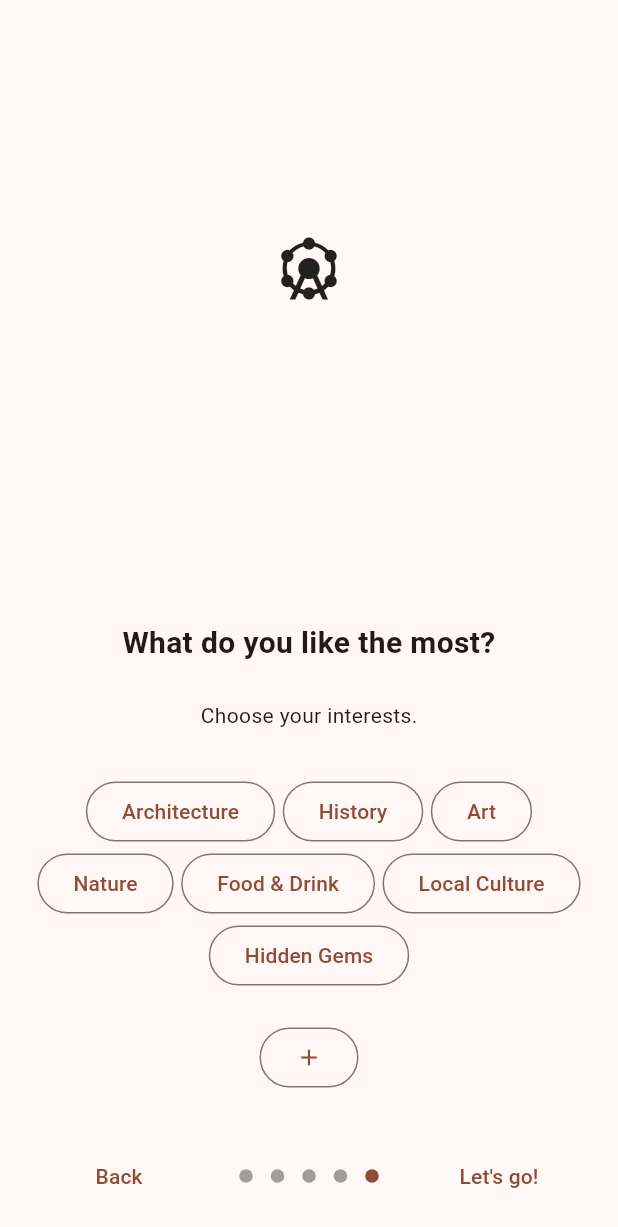
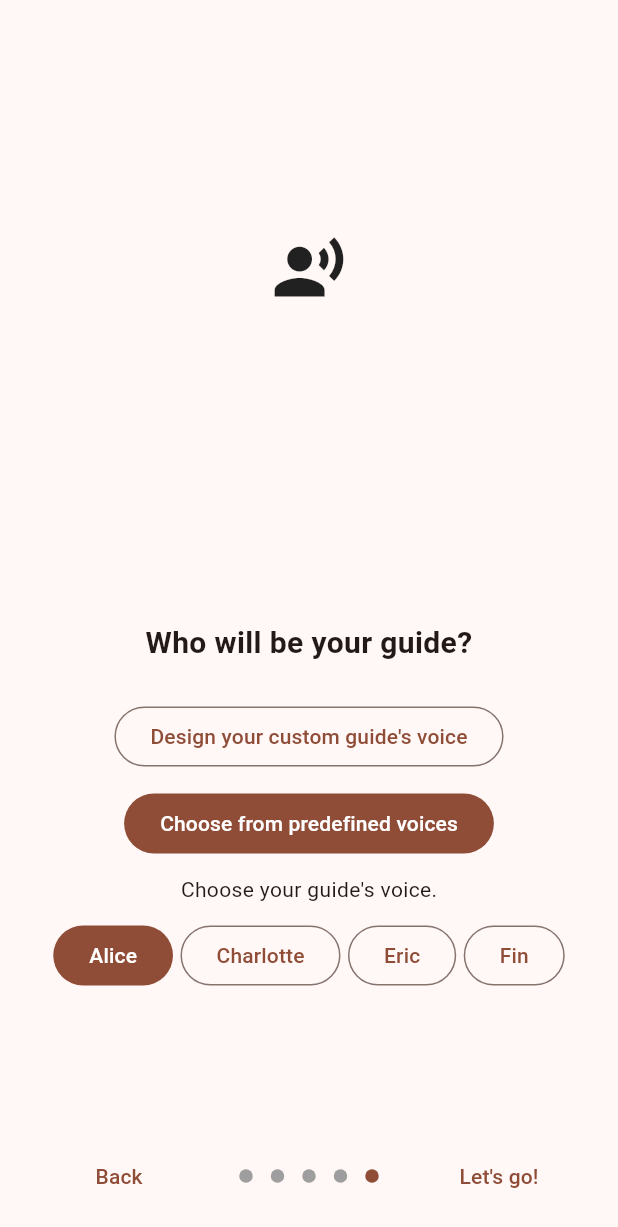
Before and after one commit to fimpro/ElevenLabsChallenge, a Flutter app: the screen it shows after launch, swiped to page 5, on a phone screen of 412 x 824 dp. Shown: the top 1227 px of the screen. Run offline on Flutter 3.47's test engine with Material 3 defaults, Android fonts, the phone set to English and light mode, and no system bars; drawn by our look-alikes of group_button, introduction_screen; our stand-ins replace flutter_bloc, flutter_map, fluttertoast, geocoding, geolocator, just_audio and 2 more; missing offline and left inert: dart:js_interop, event, flutter_map_animations, flutter_map_cancellable_tile_provider, flutter_map_location_marker.

Commit message:
Add voice designer, propably very buggy

```diff
--- a/sightseeing_app/lib/main.dart
+++ b/sightseeing_app/lib/main.dart
@@ -1,6 +1,7 @@
 import 'package:flutter/foundation.dart';
 import 'package:flutter/material.dart';
 import 'package:flutter_bloc/flutter_bloc.dart';
+import 'package:sightseeing_app/pages/custom_voice.dart';
 import 'package:sightseeing_app/pages/map/map.dart';
 import 'package:sightseeing_app/pages/start_new.dart';
 import 'package:sightseeing_app/services/demo_ui/demo_ui.dart';
@@ -36,6 +37,7 @@ class _MyAppState extends State<MyApp> {
           initialRoute: '/',
           routes: {
             '/': (context) => const StartScreen(),
+            '/custom-voice': (context) => CustomVoicePage(),
             '/map': (context) => MultiBlocProvider(providers: [
                   BlocProvider(create: (_) => AudioCubit()),
                   BlocProvider(create: (_) => POICubit()),
--- a/sightseeing_app/lib/models/config.dart
+++ b/sightseeing_app/lib/models/config.dart
@@ -1,14 +1,26 @@
 class ConfigState {
-  final String voice;
+  final String voiceId;
+  final bool isCustomVoice;
   final String emotions;
   final List<String> preferences;
   final String language;
 
-  ConfigState({required this.voice, required this.emotions, required this.language, this.preferences = const []});
+  ConfigState(
+      {required this.voiceId,
+      required this.isCustomVoice,
+      required this.emotions,
+      required this.language,
+      this.preferences = const []});
 
-  ConfigState copyWith({String? voice, String? emotions, List<String>? preferences, String? language}) {
+  ConfigState copyWith(
+      {String? voiceId,
+      bool? isCustomVoice,
+      String? emotions,
+      List<String>? preferences,
+      String? language}) {
     return ConfigState(
-      voice: voice ?? this.voice,
+      voiceId: voiceId ?? this.voiceId,
+      isCustomVoice: isCustomVoice ?? this.isCustomVoice,
       emotions: emotions ?? this.emotions,
       preferences: preferences ?? this.preferences,
       language: language ?? this.language,
@@ -17,7 +29,7 @@ class ConfigState {
 
   Map<String, dynamic> toJson() {
     return {
-      'voice': voice,
+      'voice_id': voiceId,
       'emotions': emotions,
       'preferences': preferences,
       'language': language,
--- a/sightseeing_app/lib/pages/map/top_panel.dart
+++ b/sightseeing_app/lib/pages/map/top_panel.dart
@@ -61,7 +61,7 @@ class TopPanel extends StatelessWidget {
                                   style: Theme.of(context).textTheme.titleLarge,
                                 ),
                           const SizedBox(height: 4),
-                          Text('${config.voice} • ${config.emotions}',
+                          Text('${getVoiceName(config.voiceId)} • ${config.emotions}',
                               style: Theme.of(context).textTheme.bodySmall),
                         ],
                       ),
--- a/sightseeing_app/lib/pages/start.dart
+++ b/sightseeing_app/lib/pages/start.dart
@@ -88,11 +88,11 @@ class _StartScreenState extends State<StartScreen> {
                         style: Theme.of(context).textTheme.titleMedium),
                     const SizedBox(height: 5),
                     ButtonGroupSelect<String>(
-                      items: voices,
+                      items: voiceNames,
                       builder: (item, context) => Text(item),
-                      selectedIndex: voices.indexOf(config.voice),
+                      selectedIndex: voiceIds.indexOf(config.voiceId),
                       onSelected: (index, item) {
-                        context.read<ConfigCubit>().setVoice(item);
+                        context.read<ConfigCubit>().setVoiceId(voiceIds[index]);
                       },
                     ),
                     const SizedBox(height: 25),
--- a/sightseeing_app/lib/pages/start_new.dart
+++ b/sightseeing_app/lib/pages/start_new.dart
@@ -17,7 +17,8 @@ class StartScreen extends StatefulWidget {
 }
 
 class _StartScreenState extends State<StartScreen> {
-  final TextEditingController _addPreferenceController = TextEditingController();
+  final TextEditingController _addPreferenceController =
+      TextEditingController();
 
   Future<void> _checkLocation() async {
     try {
@@ -32,10 +33,15 @@ class _StartScreenState extends State<StartScreen> {
   }
 
   Future<void> _startApp() async {
-    await _checkLocation();
+    var config = context.read<ConfigCubit>();
     if (!mounted) return;
 
-    var config = context.read<ConfigCubit>();
+    if (config.state.isCustomVoice){
+      Navigator.of(context).pushNamed('/custom-voice');
+      return;
+    }
+
+    await _checkLocation();
     if (!mounted) return;
 
     await tryApi(() => apiController.createToken(config.state), doThrow: true);
@@ -83,26 +89,6 @@ class _StartScreenState extends State<StartScreen> {
             ),
           ),
           PageViewModel(
-            title: "Who will be your guide?",
-            bodyWidget: Column(
-              children: [
-                const Text("Choose your guide's voice."),
-                const SizedBox(height: 30),
-                ButtonGroupSelect<String>(
-                  items: voices,
-                  builder: (item, context) => Text(item),
-                  selectedIndex: voices.indexOf(config.voice),
-                  onSelected: (index, item) {
-                    context.read<ConfigCubit>().setVoice(item);
-                  },
-                ),
-              ],
-            ),
-            image: const Center(
-              child: Icon(Icons.record_voice_over, size: 50.0),
-            ),
-          ),
-          PageViewModel(
             title: "How are you feeling today?",
             bodyWidget: Column(
               children: [
@@ -138,8 +124,9 @@ class _StartScreenState extends State<StartScreen> {
                     onSelectedMultiple: (indexes) {
                       context.read<ConfigCubit>().setPreferences(
                           indexes.map((x) => preferences[x]).toList());
-                      for(var i = preferences.length - 1; i >= 0; i--) {
-                        if(!indexes.contains(i) && !predefinedPreferences.contains(preferences[i])) {
+                      for (var i = preferences.length - 1; i >= 0; i--) {
+                        if (!indexes.contains(i) &&
+                            !predefinedPreferences.contains(preferences[i])) {
                           preferences.removeAt(i);
                         }
                       }
@@ -156,7 +143,8 @@ class _StartScreenState extends State<StartScreen> {
                                     .copyWith(
                                         bottom: MediaQuery.of(context)
                                                 .viewInsets
-                                            .bottom + 30),
+                                                .bottom +
+                                            30),
                                 child: Column(
                                   mainAxisSize: MainAxisSize.min,
                                   children: [
@@ -169,22 +157,26 @@ class _StartScreenState extends State<StartScreen> {
                                       autofocus: true,
                                       controller: _addPreferenceController,
                                       decoration: const InputDecoration(
-                                    labelText: 'e.g. I would love to visit local markets',
+                                        labelText:
+                                            'e.g. I would love to visit local markets',
                                         border: OutlineInputBorder(),
                                       ),
                                     ),
                                     Row(
-                                  mainAxisAlignment:
-                                      MainAxisAlignment.end,
+                                      mainAxisAlignment: MainAxisAlignment.end,
                                       children: [
                                         FilledButton(
                                             onPressed: () {
-                                          preferences.add(_addPreferenceController.text);
+                                              preferences.add(
+                                                  _addPreferenceController
+                                                      .text);
                                               context
                                                   .read<ConfigCubit>()
                                                   .addPreference(
-                                                  _addPreferenceController.text);
-                                          _addPreferenceController.text = '';
+                                                      _addPreferenceController
+                                                          .text);
+                                              _addPreferenceController.text =
+                                                  '';
                                               Navigator.of(context).pop();
                                             },
                                             child: const Text('Add')),
@@ -201,6 +193,67 @@ class _StartScreenState extends State<StartScreen> {
               child: Icon(Icons.attractions, size: 50.0),
             ),
           ),
+          PageViewModel(
+            title: "Who will be your guide?",
+            bodyWidget: Column(
+              children: [
+                context.watch<ConfigCubit>().state.isCustomVoice
+                    ? FilledButton(
+                        onPressed: () {},
+                        child: Text("Design your custom guide's voice"),
+                      )
+                    : OutlinedButton(
+                        onPressed: () {
+                          setState(() {
+                            context.read<ConfigCubit>().setIsCustomVoice(true);
+                          });
+                        },
+                        child: Text("Design your custom guide's voice"),
+                      ),
+                const SizedBox(height: 10),
+                !context.watch<ConfigCubit>().state.isCustomVoice
+                    ? FilledButton(
+                        onPressed: () {},
+                        child: Text("Choose from predefined voices"),
+                      )
+                    : OutlinedButton(
+                        onPressed: () {
+                          setState(() {
+                            context.read<ConfigCubit>().setIsCustomVoice(false);
+                          });
+                        },
+                        child: Text("Choose from predefined voices"),
+                      ),
+                const SizedBox(height: 10),
+                AnimatedSwitcher(
+                  duration: const Duration(milliseconds: 300),
+                  transitionBuilder: (child, animation) {
+                    return ScaleTransition(scale: animation, child: child);
+                  },
+                  child: config.isCustomVoice
+                      ? null
+                      : Column(
+                          key: const ValueKey('readyVoice'),
+                          children: [
+                            const Text("Choose your guide's voice."),
+                            const SizedBox(height: 10),
+                            ButtonGroupSelect<String>(
+                              items: voiceNames,
+                              builder: (item, context) => Text(item),
+                              selectedIndex: voiceIds.indexOf(config.voiceId),
+                              onSelected: (index, item) {
+                                context.read<ConfigCubit>().setVoiceId(voiceIds[index]);
+                              },
+                            ),
+                          ],
+                        ),
+                ),
+              ],
+            ),
+            image: const Center(
+              child: Icon(Icons.record_voice_over, size: 50.0),
+            ),
+          ),
         ],
       ),
     );
--- a/sightseeing_app/lib/services/api.dart
+++ b/sightseeing_app/lib/services/api.dart
@@ -3,6 +3,7 @@ import 'dart:async';
 import 'package:flutter/foundation.dart';
 import 'package:fluttertoast/fluttertoast.dart';
 import 'package:http/http.dart' as http;
+import 'package:sightseeing_app/state/voice_config.dart';
 import 'dart:convert';
 
 import '../models/config.dart';
@@ -18,6 +19,55 @@ class CreateTokenResponse {
     return CreateTokenResponse(
       token: json['token'] as String,
       ok: json['ok'] as bool,
+    );
+  }
+}
+
+class CreatePreviewsResponse {
+  final String voice_api_id;
+
+  CreatePreviewsResponse({required this.voice_api_id});
+
+  factory CreatePreviewsResponse.fromJson(Map<String, dynamic> json) {
+    return CreatePreviewsResponse(
+      voice_api_id: json['voice_api_id'] as String,
+    );
+  }
+}
+
+class CreateVoiceResponse {
+  final String voice_id;
+
+  CreateVoiceResponse({required this.voice_id});
+
+  factory CreateVoiceResponse.fromJson(Map<String, dynamic> json) {
+    return CreateVoiceResponse(
+      voice_id: json['voice_id'] as String,
+    );
+  }
+}
+
+class PreviewModel {
+  final String id;
+  final String voice_id;
+
+  PreviewModel({required this.id, required this.voice_id});
+}
+
+class VoicePreviewsResponse {
+  final bool done;
+  final List<PreviewModel> previews;
+
+  VoicePreviewsResponse({required this.done, required this.previews});
+
+  factory VoicePreviewsResponse.fromJson(Map<String, dynamic> json) {
+    var previews = (json['previews'] as List)
+        .map((e) => PreviewModel(id: e['id'], voice_id: e['voice_id']))
+        .toList();
+
+    return VoicePreviewsResponse(
+      done: json['done'] as bool,
+      previews: previews,
     );
   }
 }
@@ -86,6 +136,7 @@ class ApiController {
   String? token;
   Timer? _interval;
   String? lastAudioId;
+  String? voiceApiId;
   bool hasNewAudio = false;
 
   ApiController(this.baseUrl);
@@ -100,6 +151,24 @@ class ApiController {
     token = data.token;
     lastAudioId = null;
     hasNewAudio = false;
+  }
+
+  Future<void> createPreviews(VoiceConfig config) async {
+    var data = await post("/custom_voice", config.toJson(), CreatePreviewsResponse.fromJson);
+
+    voiceApiId = data.voice_api_id;
+  }
+
+  Future<String> createVoice(String voiceId) async {
+    var data = await post("/custom_voice/create", {"voice_id": voiceId}, CreateVoiceResponse.fromJson);
+
+    return data.voice_id;
+  }
+
+  Future<VoicePreviewsResponse> getCustomVoicePreviews() async {
+    var data = await get("/custom_voice/${voiceApiId}",VoicePreviewsResponse.fromJson);
+
+    return data;
   }
 
   Future<UpdateResponse> updateLocation(UpdateRequest request) async {
@@ -121,6 +190,20 @@ class ApiController {
   Future<ExistsResponse> fetchInfo() async {
     var request = ExistsRequest(lastAudioId);
     var data = await post("/info", request.toJson(), ExistsResponse.fromJson);
+
+    return data;
+  }
+
+  Future<T> get<T>(String path, T Function(Map<String, dynamic>) fromJson) async {
+    var response = await http.get(Uri.parse("$baseUrl$path"),
+        headers: {
+          "Authorization": "Bearer $token",
+          "Content-Type": "application/json"
+        },
+    );
+    print('$path response: ${response.body}');
+    var json = jsonDecode(utf8.decode(response.bodyBytes));
+    var data = fromJson(json);
 
     return data;
   }
--- a/sightseeing_app/lib/state/config.dart
+++ b/sightseeing_app/lib/state/config.dart
@@ -2,12 +2,17 @@ import 'package:flutter_bloc/flutter_bloc.dart';
 
 import '../models/config.dart';
 
-final voices = [
-  "Anna",
-  "Charlotte",
-  "Eric",
-  "Fin"
-];
+final voiceNames = ["Alice", "Charlotte", "Eric", "Fin"];
+final voiceIds = ["Xb7hH8MSUJpSbSDYk0k2", "pFZP5JQG7iQjIQuC4Bku", "ZJ6YRAIdR3FwMeEx6NIc", "zZ78uuLgyOfL4C3MyVaj"];
+
+String getVoiceName(String voiceId) {
+  if (voiceIds.contains(voiceId)) {
+    return voiceNames[voiceIds.indexOf(voiceId)];
+  } else {
+    return "Custom Voice";
+  }
+}
+
 final moods = ["Energetic", "Bored", "Dramatic"];
 final predefinedPreferences = ["Architecture", "History", "Art", "Nature", "Food & Drink", "Local Culture", "Hidden Gems"];
 final preferences = [...predefinedPreferences];
@@ -15,9 +20,10 @@ final languages = ["English", "Polish"];
 
 
 class ConfigCubit extends Cubit<ConfigState> {
-  ConfigCubit() : super(ConfigState(voice: voices[0], emotions: moods[0], language: languages[0]));
+  ConfigCubit() : super(ConfigState(voiceId: voiceIds[0], isCustomVoice: false, emotions: moods[0], language: languages[0]));
 
-  void setVoice(String voice) => emit(state.copyWith(voice: voice));
+  void setVoiceId(String voiceId) => emit(state.copyWith(voiceId: voiceId));
+  void setIsCustomVoice(bool isCustomVoice) => emit(state.copyWith(isCustomVoice: isCustomVoice));
   void setMood(String mood) => emit(state.copyWith(emotions: mood));
   void setPreferences(List<String> preferences) => emit(state.copyWith(preferences: preferences));
   void setLanguage(String language) => emit(state.copyWith(language: language));
```
Also changed, not shown: sightseeing_app/lib/pages/custom_voice.dart (added, +386 -0 lines), sightseeing_app/lib/state/voice_config.dart (added, +30 -0 lines), 2 other files. Lines whose indentation alone changed are shown as unchanged.
